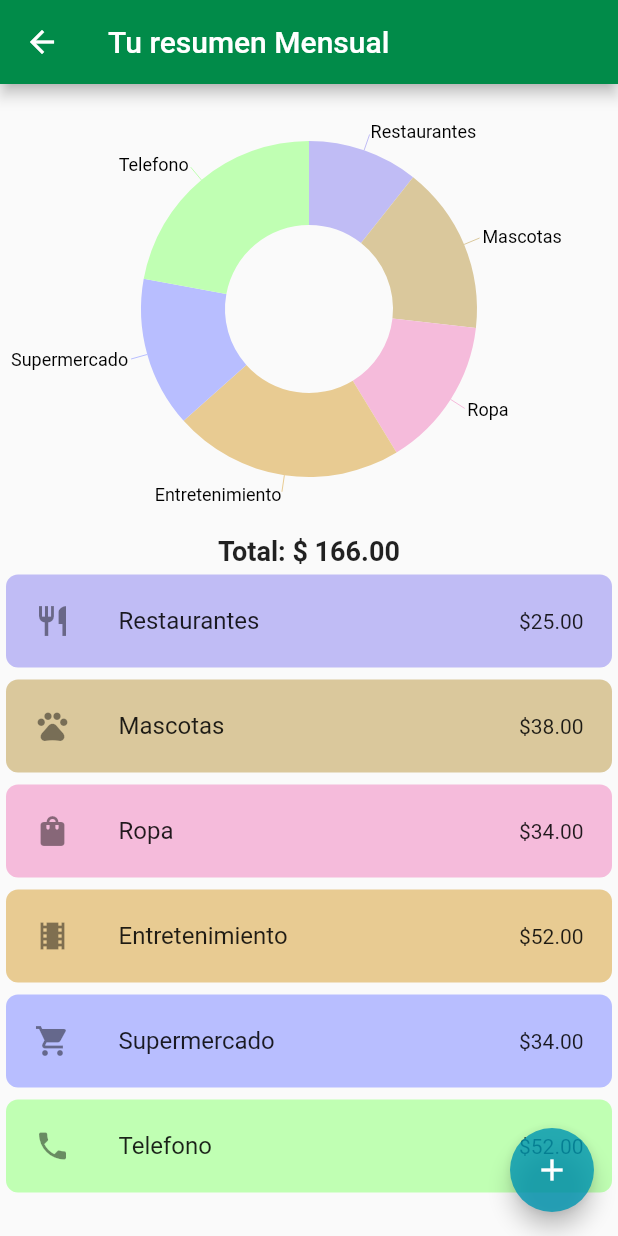
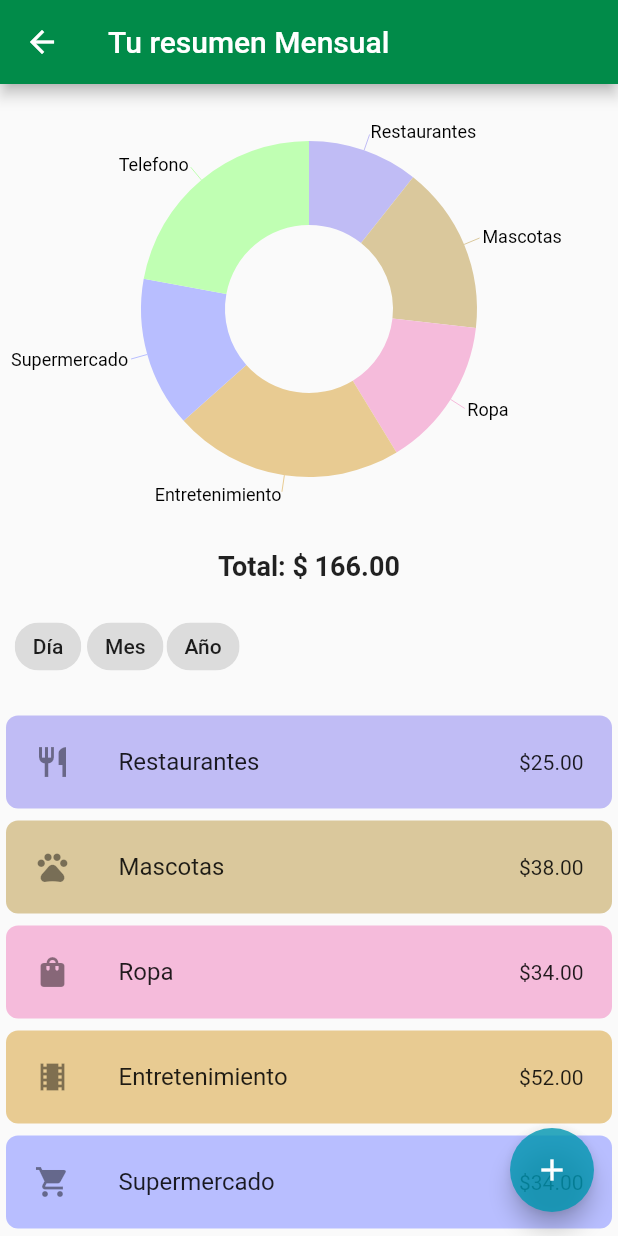
Before and after one commit to michellenaour/moma, a Flutter app: the PersonalFinancePage screen opened directly, on a phone screen of 412 x 824 dp. Run offline on Flutter 3.47's test engine with Material 2 defaults, Android fonts, the phone set to English and light mode, and no system bars; our stand-ins replace charts_flutter, flutter_clean_architecture, syncfusion_flutter_charts.

```diff
--- a/lib/app/pages/principal/PersonalFinance.dart
+++ b/lib/app/pages/principal/PersonalFinance.dart
@@ -4,9 +4,15 @@ import 'package:plantilla_ca/app/pages/principal/gasto.dart';
 import 'package:flutter/material.dart';
 import 'package:syncfusion_flutter_charts/charts.dart';
 
-class PersonalFinancePage extends StatelessWidget {
+
+class PersonalFinancePage extends StatefulWidget {
   @override
-  Widget build(BuildContext context) {
+  _PersonalFinancePageState createState() => _PersonalFinancePageState();
+}
+
+class _PersonalFinancePageState extends State<PersonalFinancePage> {
+
+    String selectedCategory='Food';
     final List<ChartData> chartData = [
       ChartData('Restaurantes', 25, Color.fromRGBO(192, 188, 245, 1),
           Icons.restaurant),
@@ -20,7 +26,19 @@ class PersonalFinancePage extends StatelessWidget {
       ChartData(
           'Telefono', 52, Color.fromRGBO(192, 255, 179, 1), Icons.phone),
     ];
+      List<Category> categories = [
+    Category('Día', Icons.check_box),
+    Category('Mes', Icons.check_box),
+    Category('Año', Icons.check_box),
+  ];
 
+   @override
+  void dispose() {
+
+    super.dispose();
+  }
+@override
+  Widget build(BuildContext context) {
     return Scaffold(
       appBar: AppBar(
         title: Text('Tu resumen Mensual'),
@@ -46,6 +64,7 @@ class PersonalFinancePage extends StatelessWidget {
                                 ))
             ]),
           ),
+          SizedBox(height: 10.0),
            const Padding(
             padding: EdgeInsets.all(1.0),
             child: Text(
@@ -56,6 +75,30 @@ class PersonalFinancePage extends StatelessWidget {
               ),
             ),
           ),
+          SizedBox(height: 10.0),
+          Align(
+  alignment: Alignment.topLeft,
+  child: Padding(
+    padding: EdgeInsets.all(8.0),
+    child: Wrap(
+      spacing: 2.0,
+      runSpacing: 8.0,
+      children: categories.map((category) {
+        return ChoiceChip(
+          label: Text(category.name),
+          selected: selectedCategory == category.name,
+          onSelected: (selected) {
+            setState(() {
+              selectedCategory = (selected ? category.name : null)!;
+            });
+          },
+        );
+      }).toList(),
+    ),
+  ),
+),
+
+            SizedBox(height: 10.0),
           Expanded(
             child: ListView.builder(
               itemCount: chartData.length,
@@ -108,3 +151,10 @@ class ChartData {
   final Color color;
   final IconData icon;
 }
+
+class Category {
+  final String name;
+  final IconData icon;
+
+  Category(this.name, this.icon);
+}
```
